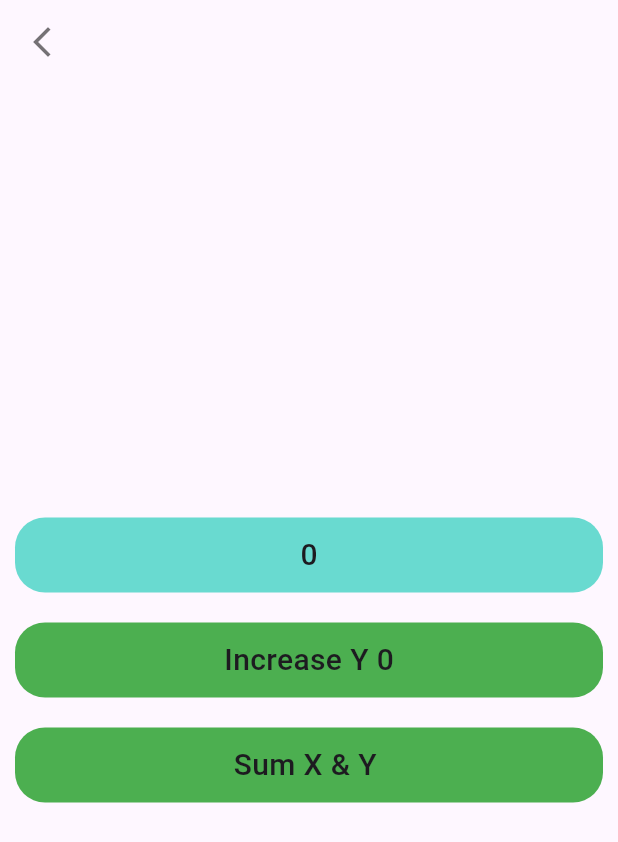
After one commit to Shegzzy/Getx_State_Management, a Flutter app: the SecondPage screen opened directly, on a phone screen of 412 x 824 dp. The commit adds this screen. Shown: the top 842 px of the screen. Run offline on Flutter 3.47's test engine with Material 2 defaults, Android fonts, the phone set to English and light mode, and no system bars; our stand-ins replace get.

Commit message:
added a sum function and a new screen

```diff
--- a/lib/controllers/tap_controller.dart
+++ b/lib/controllers/tap_controller.dart
@@ -5,16 +5,30 @@ class TapController extends GetxController{
   int _x = 0;
   int get x => _x;
 
+  int _y = 0;
+  int get y => _y;
+
+  int _z = 0;
+  int get z => _z;
+
   void increase(){
 
     _x++;
     update();
-    print(_x);
   }
 
   void decrease(){
     _x -= 1;
     update();
-    print(_x);
+  }
+
+  void increaseY(){
+    _y+=1;
+    update();
+  }
+
+  void sumXY(){
+    _z = _x + _y;
+    update();
   }
 }
--- a/lib/home-page/home_page.dart
+++ b/lib/home-page/home_page.dart
@@ -2,6 +2,7 @@ import 'package:flutter/material.dart';
 import 'package:get/get.dart';
 import 'package:getx_state_management/controllers/tap_controller.dart';
 import 'package:getx_state_management/pages/first_page.dart';
+import 'package:getx_state_management/pages/second_page.dart';
 
 class HomePage extends StatelessWidget {
   const HomePage({super.key});
@@ -46,7 +47,7 @@ class HomePage extends StatelessWidget {
                       color: Colors.green,
                     ),
                     child: const Center(
-                      child: Text("Tap Me", style: TextStyle(
+                      child: Text("Increase The Value", style: TextStyle(
                         fontSize: 20,
                         fontWeight: FontWeight.w500,
                       ),
@@ -75,7 +76,9 @@ class HomePage extends StatelessWidget {
                   ),
                 ),
                 GestureDetector(
-                  onTap: (){},
+                  onTap: (){
+                    Get.to(() => const SecondPage());
+                  },
                   child: Container(
                     margin: const EdgeInsets.all(10),
                     height: 50,
@@ -84,7 +87,7 @@ class HomePage extends StatelessWidget {
                       color: Colors.green,
                     ),
                     child: const Center(
-                      child: Text("Tap Me", style: TextStyle(
+                      child: Text("Second Page", style: TextStyle(
                         fontSize: 20,
                         fontWeight: FontWeight.w500,
                       ),
--- /dev/null
+++ b/lib/pages/second_page.dart
@@ -0,0 +1,93 @@
+import 'package:flutter/material.dart';
+import 'package:get/get.dart';
+
+import '../controllers/tap_controller.dart';
+class SecondPage extends StatelessWidget {
+  const SecondPage({super.key});
+
+  @override
+  Widget build(BuildContext context) {
+    TapController controller = Get.find();
+    return Scaffold(
+      appBar: AppBar(
+        leading: IconButton(
+          onPressed: (){
+            Get.back();
+          }, icon: Icon(Icons.arrow_back_ios_new, color: Colors.black54,),
+        ),
+      ),
+      body: SafeArea(
+        child: SizedBox(
+          width: double.maxFinite,
+          height: double.maxFinite,
+          child: Column(
+            mainAxisAlignment: MainAxisAlignment.center,
+            children: [
+              GetBuilder<TapController>(
+                builder: (_) {
+                  return Container(
+                    margin: const EdgeInsets.all(10),
+                    height: 50,
+                    decoration: BoxDecoration(
+                      borderRadius: BorderRadius.circular(20),
+                      color: const Color(0xff69dad0),
+                    ),
+                    child: Center(
+                      child: Text(controller.z.toString(), style: const TextStyle(
+                        fontSize: 20,
+                        fontWeight: FontWeight.w500,
+                      ),
+                      ),
+                    ),
+                  );
+                },
+              ),
+              GestureDetector(
+                onTap: (){
+                  controller.increaseY();
+                },
+                child: GetBuilder<TapController>(builder: (_){
+                  return Container(
+                    margin: const EdgeInsets.all(10),
+                    height: 50,
+                    decoration: BoxDecoration(
+                      borderRadius: BorderRadius.circular(20),
+                      color: Colors.green,
+                    ),
+                    child: Center(
+                      child: Text("Increase Y ${controller.y}", style: const TextStyle(
+                        fontSize: 20,
+                        fontWeight: FontWeight.w500,
+                      ),
+                      ),
+                    ),
+                  );
+                },)
+              ),
+              GestureDetector(
+                onTap: (){
+                  controller.sumXY();
+                },
+                child: Container(
+                  margin: const EdgeInsets.all(10),
+                  height: 50,
+                  decoration: BoxDecoration(
+                    borderRadius: BorderRadius.circular(20),
+                    color: Colors.green,
+                  ),
+                  child: const Center(
+                    child: Text("Sum X & Y ", style: TextStyle(
+                      fontSize: 20,
+                      fontWeight: FontWeight.w500,
+                    ),
+                    ),
+                  ),
+                ),
+              ),
+            ],
+          ),
+        ),
+      ),
+    );
+  }
+}
```
